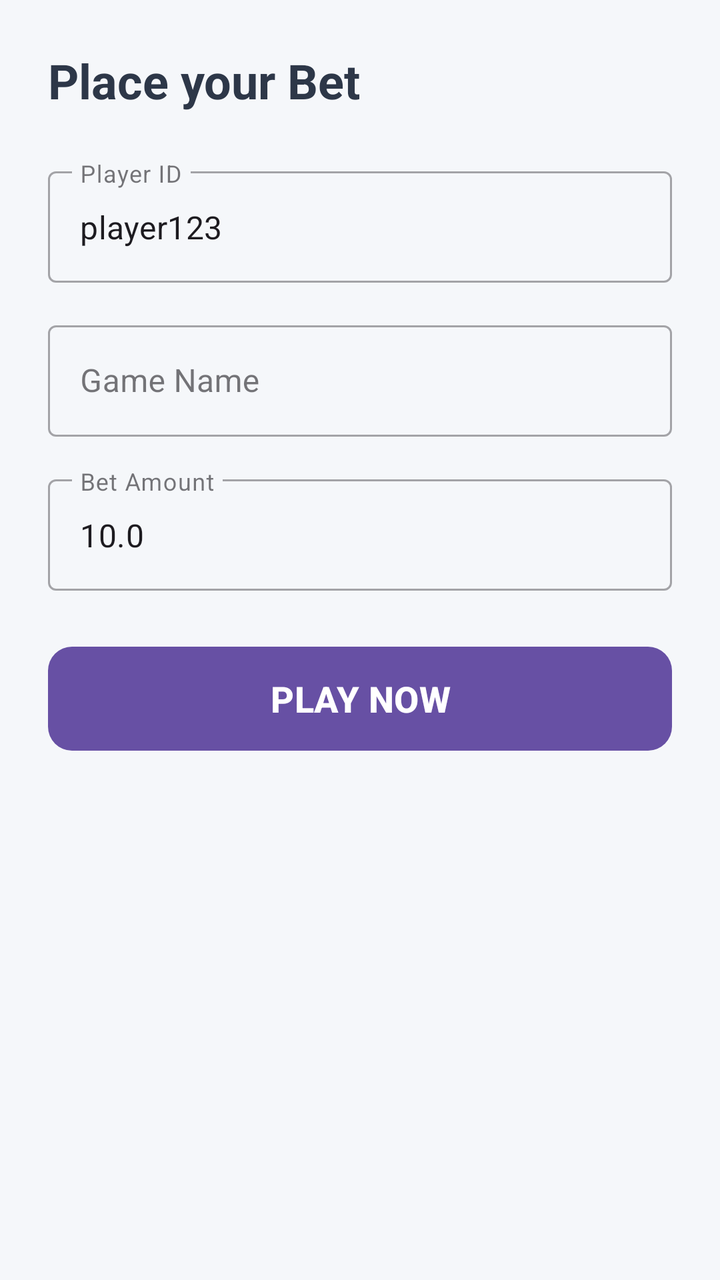
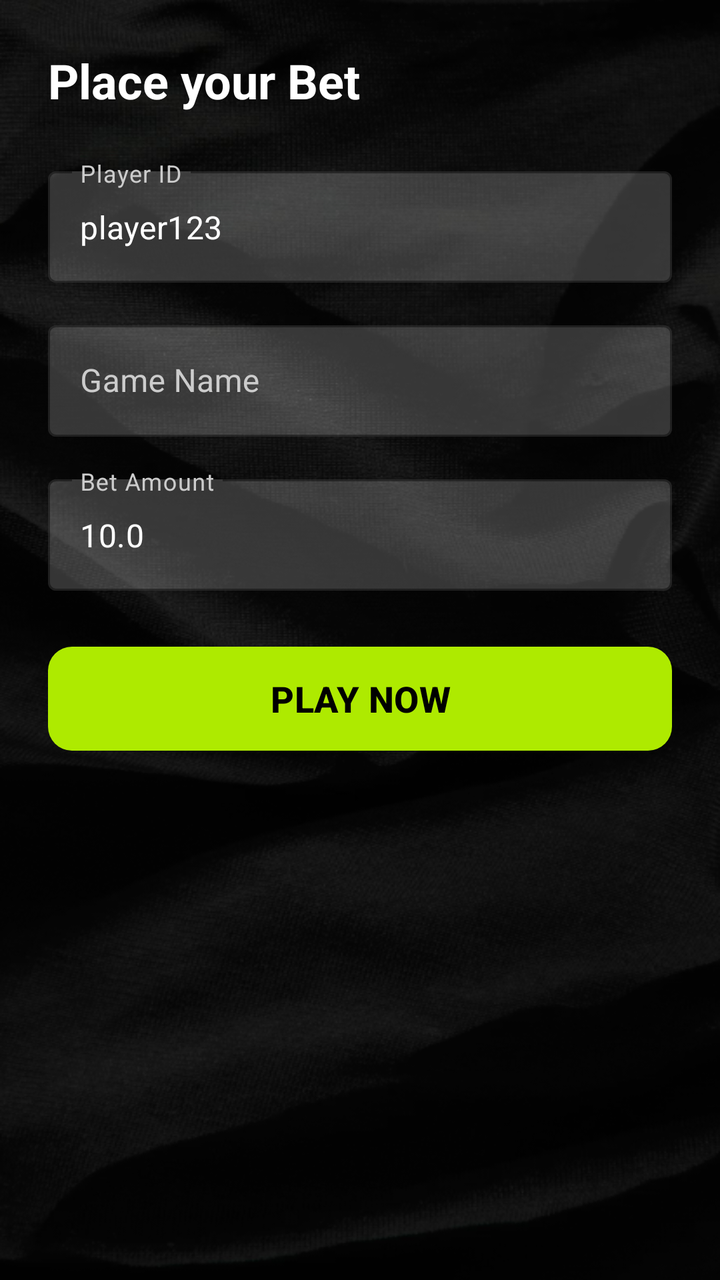

Before-and-after screenshots of an Android layout around one commit, followed by the original layout XML and the change that was made.
<!-- AndroidManifest.xml: application theme Theme.MyApplication -->
<!-- res/layout/activity_play.xml -->
<?xml version="1.0" encoding="utf-8"?>

<ScrollView xmlns:android="http://schemas.android.com/apk/res/android"
    xmlns:app="http://schemas.android.com/apk/res-auto"
    android:layout_width="match_parent"
    android:layout_height="match_parent"
    android:background="#F5F7FA">

    <LinearLayout
        android:layout_width="match_parent"
        android:layout_height="wrap_content"
        android:orientation="vertical"
        android:padding="24dp">

        <TextView
            android:layout_width="wrap_content"
            android:layout_height="wrap_content"
            android:text="Place your Bet"
            android:textSize="24sp"
            android:textStyle="bold"
            android:textColor="#2D3748"
            android:layout_marginBottom="24dp"/>

        <com.google.android.material.textfield.TextInputLayout
            android:layout_width="match_parent"
            android:layout_height="wrap_content"
            android:hint="Player ID"
            style="@style/Widget.MaterialComponents.TextInputLayout.OutlinedBox"
            android:layout_marginBottom="16dp">
            <com.google.android.material.textfield.TextInputEditText
                android:id="@+id/et_player_id"
                android:layout_width="match_parent"
                android:layout_height="wrap_content"
                android:text="player123"/>
        </com.google.android.material.textfield.TextInputLayout>

        <com.google.android.material.textfield.TextInputLayout
            android:layout_width="match_parent"
            android:layout_height="wrap_content"
            android:hint="Game Name"
            style="@style/Widget.MaterialComponents.TextInputLayout.OutlinedBox"
            android:layout_marginBottom="16dp">
            <com.google.android.material.textfield.TextInputEditText
                android:id="@+id/et_game_name"
                android:layout_width="match_parent"
                android:layout_height="wrap_content"/>
        </com.google.android.material.textfield.TextInputLayout>

        <com.google.android.material.textfield.TextInputLayout
            android:layout_width="match_parent"
            android:layout_height="wrap_content"
            android:hint="Bet Amount"
            style="@style/Widget.MaterialComponents.TextInputLayout.OutlinedBox"
            android:layout_marginBottom="24dp">
            <com.google.android.material.textfield.TextInputEditText
                android:id="@+id/et_amount"
                android:layout_width="match_parent"
                android:layout_height="wrap_content"
                android:inputType="numberDecimal"
                android:text="10.0"/>
        </com.google.android.material.textfield.TextInputLayout>

        <com.google.android.material.button.MaterialButton
            android:id="@+id/btn_play"
            android:layout_width="match_parent"
            android:layout_height="60dp"
            android:text="PLAY NOW"
            app:cornerRadius="12dp"
            android:textSize="18sp"
            android:textStyle="bold"
            android:layout_marginBottom="32dp"/>

        <ProgressBar
            android:id="@+id/progress_bar"
            android:layout_width="wrap_content"
            android:layout_height="wrap_content"
            android:layout_gravity="center"
            android:visibility="gone"
            android:layout_marginBottom="24dp"/>

        <com.google.android.material.card.MaterialCardView
            android:id="@+id/result_card"
            android:layout_width="match_parent"
            android:layout_height="wrap_content"
            android:visibility="gone"
            app:cardCornerRadius="16dp"
            app:cardElevation="4dp"
            app:strokeColor="#CBD5E0"
            app:strokeWidth="1dp">

            <LinearLayout
                android:layout_width="match_parent"
                android:layout_height="wrap_content"
                android:orientation="vertical"
                android:padding="20dp">

                <TextView
                    android:id="@+id/tv_result_title"
                    android:layout_width="wrap_content"
                    android:layout_height="wrap_content"
                    android:text="Bet Result"
                    android:textSize="20sp"
                    android:textStyle="bold"
                    android:textColor="#2D3748"
                    android:layout_marginBottom="16dp"/>

                <TableLayout
                    android:layout_width="match_parent"
                    android:layout_height="wrap_content"
                    android:stretchColumns="1">

                    <TableRow android:layout_marginBottom="8dp">
                        <TextView android:text="Payout: " android:textColor="#718096"/>
                        <TextView android:id="@+id/tv_payout" android:textStyle="bold" android:textColor="#48BB78" android:gravity="end"/>
                    </TableRow>

                    <TableRow android:layout_marginBottom="8dp">
                        <TextView android:text="Net Profit/Loss: " android:textColor="#718096"/>
                        <TextView android:id="@+id/tv_net_profit" android:textStyle="bold" android:gravity="end"/>
                    </TableRow>

                    <TableRow android:layout_marginBottom="8dp">
                        <TextView android:text="Jackpot Hit: " android:textColor="#718096"/>
                        <TextView android:id="@+id/tv_jackpot_hit" android:textStyle="bold" android:gravity="end"/>
                    </TableRow>

                    <TableRow android:layout_marginBottom="8dp">
                        <TextView android:text="Random Num: " android:textColor="#718096"/>
                        <TextView android:id="@+id/tv_random_num" android:gravity="end"/>
                    </TableRow>

                    <View
                        android:layout_width="match_parent"
                        android:layout_height="1dp"
                        android:background="#E2E8F0"
                        android:layout_marginTop="8dp"
                        android:layout_marginBottom="8dp"/>

                    <TableRow>
                        <TextView android:text="Remaining Balance: " android:textColor="#718096" android:textStyle="bold"/>
                        <TextView android:id="@+id/tv_balance" android:textStyle="bold" android:textColor="#2D3748" android:gravity="end"/>
                    </TableRow>
                </TableLayout>
            </LinearLayout>
        </com.google.android.material.card.MaterialCardView>

    </LinearLayout>
</ScrollView>
<!-- resources referenced by this layout -->
<resources>
  <style name="Theme.MyApplication" parent="Base.Theme.MyApplication" />
  <style name="Base.Theme.MyApplication" parent="Theme.Material3.DayNight.NoActionBar">
          
          
      </style>
</resources>

<!-- the commit's change to res/layout/activity_play.xml (unified diff, before → after) -->
@@ -4,7 +4,7 @@
     xmlns:app="http://schemas.android.com/apk/res-auto"
     android:layout_width="match_parent"
     android:layout_height="match_parent"
-    android:background="#F5F7FA">
+    android:background="@null">
 
     <LinearLayout
         android:layout_width="match_parent"
@@ -18,7 +18,7 @@
             android:text="Place your Bet"
             android:textSize="24sp"
             android:textStyle="bold"
-            android:textColor="#2D3748"
+            android:textColor="#FFFFFF"
             android:layout_marginBottom="24dp"/>
 
         <com.google.android.material.textfield.TextInputLayout
@@ -26,12 +26,17 @@
             android:layout_height="wrap_content"
             android:hint="Player ID"
             style="@style/Widget.MaterialComponents.TextInputLayout.OutlinedBox"
-            android:layout_marginBottom="16dp">
+            android:layout_marginBottom="16dp"
+            android:textColorHint="#CCCCCC"
+            app:boxStrokeColor="@color/lime"
+            app:hintTextColor="@color/lime"
+            app:boxBackgroundColor="@color/glass_input">
             <com.google.android.material.textfield.TextInputEditText
                 android:id="@+id/et_player_id"
                 android:layout_width="match_parent"
                 android:layout_height="wrap_content"
-                android:text="player123"/>
+                android:text="player123"
+                android:textColor="@color/white"/>
         </com.google.android.material.textfield.TextInputLayout>
 
         <com.google.android.material.textfield.TextInputLayout
@@ -39,11 +44,16 @@
             android:layout_height="wrap_content"
             android:hint="Game Name"
             style="@style/Widget.MaterialComponents.TextInputLayout.OutlinedBox"
-            android:layout_marginBottom="16dp">
+            android:layout_marginBottom="16dp"
+            android:textColorHint="#CCCCCC"
+            app:boxStrokeColor="@color/lime"
+            app:hintTextColor="@color/lime"
+            app:boxBackgroundColor="@color/glass_input">
             <com.google.android.material.textfield.TextInputEditText
                 android:id="@+id/et_game_name"
                 android:layout_width="match_parent"
-                android:layout_height="wrap_content"/>
+                android:layout_height="wrap_content"
+                android:textColor="@color/white"/>
         </com.google.android.material.textfield.TextInputLayout>
 
         <com.google.android.material.textfield.TextInputLayout
@@ -51,13 +61,18 @@
             android:layout_height="wrap_content"
             android:hint="Bet Amount"
             style="@style/Widget.MaterialComponents.TextInputLayout.OutlinedBox"
-            android:layout_marginBottom="24dp">
+            android:layout_marginBottom="24dp"
+            android:textColorHint="#CCCCCC"
+            app:boxStrokeColor="@color/lime"
+            app:hintTextColor="@color/lime"
+            app:boxBackgroundColor="@color/glass_input">
             <com.google.android.material.textfield.TextInputEditText
                 android:id="@+id/et_amount"
                 android:layout_width="match_parent"
                 android:layout_height="wrap_content"
                 android:inputType="numberDecimal"
-                android:text="10.0"/>
+                android:text="10.0"
+                android:textColor="@color/white"/>
         </com.google.android.material.textfield.TextInputLayout>
 
         <com.google.android.material.button.MaterialButton
@@ -68,6 +83,8 @@
             app:cornerRadius="12dp"
             android:textSize="18sp"
             android:textStyle="bold"
+            android:textColor="@color/black"
+            app:backgroundTint="@color/lime"
             android:layout_marginBottom="32dp"/>
 
         <ProgressBar
@@ -76,7 +93,8 @@
             android:layout_height="wrap_content"
             android:layout_gravity="center"
             android:visibility="gone"
-            android:layout_marginBottom="24dp"/>
+            android:layout_marginBottom="24dp"
+            android:indeterminateTint="@color/lime"/>
 
         <com.google.android.material.card.MaterialCardView
             android:id="@+id/result_card"
@@ -85,8 +103,9 @@
             android:visibility="gone"
             app:cardCornerRadius="16dp"
             app:cardElevation="4dp"
-            app:strokeColor="#CBD5E0"
-            app:strokeWidth="1dp">
+            app:strokeColor="@color/lime"
+            app:strokeWidth="1dp"
+            app:cardBackgroundColor="@color/glass_dark">
 
             <LinearLayout
                 android:layout_width="match_parent"
@@ -101,7 +120,7 @@
                     android:text="Bet Result"
                     android:textSize="20sp"
                     android:textStyle="bold"
-                    android:textColor="#2D3748"
+                    android:textColor="@color/white"
                     android:layout_marginBottom="16dp"/>
 
                 <TableLayout
@@ -110,35 +129,35 @@
                     android:stretchColumns="1">
 
                     <TableRow android:layout_marginBottom="8dp">
-                        <TextView android:text="Payout: " android:textColor="#718096"/>
-                        <TextView android:id="@+id/tv_payout" android:textStyle="bold" android:textColor="#48BB78" android:gravity="end"/>
+                        <TextView android:text="Payout: " android:textColor="#CCCCCC"/>
+                        <TextView android:id="@+id/tv_payout" android:textStyle="bold" android:textColor="@color/lime" android:gravity="end"/>
                     </TableRow>
 
                     <TableRow android:layout_marginBottom="8dp">
-                        <TextView android:text="Net Profit/Loss: " android:textColor="#718096"/>
+                        <TextView android:text="Net Profit/Loss: " android:textColor="#CCCCCC"/>
                         <TextView android:id="@+id/tv_net_profit" android:textStyle="bold" android:gravity="end"/>
                     </TableRow>
 
                     <TableRow android:layout_marginBottom="8dp">
-                        <TextView android:text="Jackpot Hit: " android:textColor="#718096"/>
-                        <TextView android:id="@+id/tv_jackpot_hit" android:textStyle="bold" android:gravity="end"/>
+                        <TextView android:text="Jackpot Hit: " android:textColor="#CCCCCC"/>
+                        <TextView android:id="@+id/tv_jackpot_hit" android:textStyle="bold" android:textColor="@color/white" android:gravity="end"/>
                     </TableRow>
 
                     <TableRow android:layout_marginBottom="8dp">
-                        <TextView android:text="Random Num: " android:textColor="#718096"/>
-                        <TextView android:id="@+id/tv_random_num" android:gravity="end"/>
+                        <TextView android:text="Random Num: " android:textColor="#CCCCCC"/>
+                        <TextView android:id="@+id/tv_random_num" android:textColor="@color/white" android:gravity="end"/>
                     </TableRow>
 
                     <View
                         android:layout_width="match_parent"
                         android:layout_height="1dp"
-                        android:background="#E2E8F0"
+                        android:background="#444444"
                         android:layout_marginTop="8dp"
                         android:layout_marginBottom="8dp"/>
 
                     <TableRow>
-                        <TextView android:text="Remaining Balance: " android:textColor="#718096" android:textStyle="bold"/>
-                        <TextView android:id="@+id/tv_balance" android:textStyle="bold" android:textColor="#2D3748" android:gravity="end"/>
+                        <TextView android:text="Remaining Balance: " android:textColor="#CCCCCC" android:textStyle="bold"/>
+                        <TextView android:id="@+id/tv_balance" android:textStyle="bold" android:textColor="@color/lime" android:gravity="end"/>
                     </TableRow>
                 </TableLayout>
             </LinearLayout>
<!-- resource entries referenced after the edit -->
@@ -1,9 +1,18 @@
 <!-- resources referenced by this layout -->
 <resources>
+  <color name="black">#FF000000</color>
+  <color name="glass_dark">#B3000000</color>
+  <color name="glass_input">#33FFFFFF</color>
+  <color name="lime">#AEEA00</color>
+  <color name="white">#FFFFFFFF</color>
   <style name="Theme.MyApplication" parent="Base.Theme.MyApplication" />
   <style name="Base.Theme.MyApplication" parent="Theme.Material3.DayNight.NoActionBar">
           
           
+          <item name="android:windowBackground">@drawable/app_background</item>
+          <item name="android:windowTranslucentStatus">true</item>
+          <item name="android:windowTranslucentNavigation">true</item>
       </style>
+  <!-- drawable app_background: png bitmap (drawable, 230819 bytes) -->
 </resources>
 
